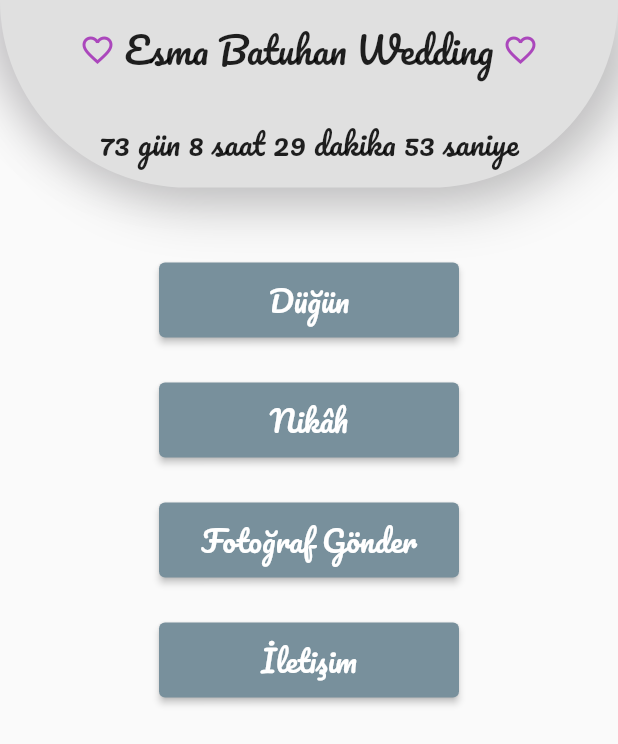
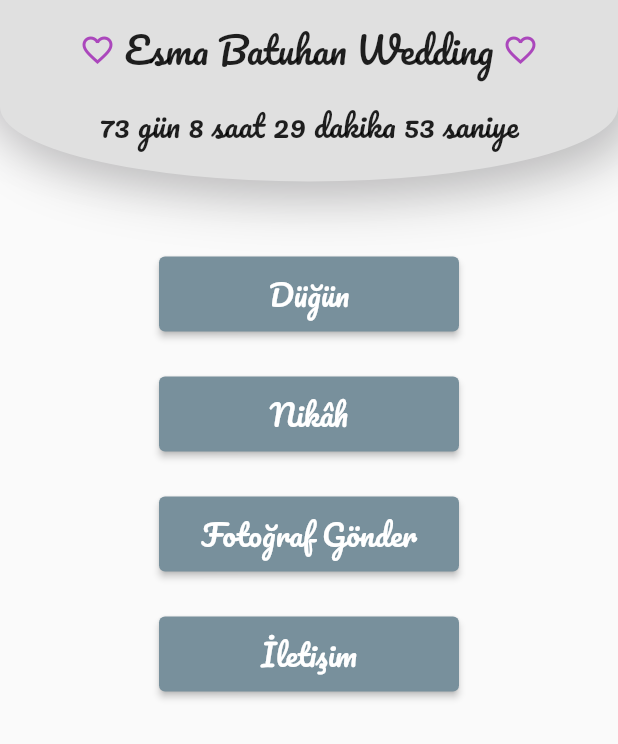
Before and after one commit to mordeve/esmabatu, a Flutter app: the screen it shows after launch, on a phone screen of 412 x 824 dp. Shown: the top 744 px of the screen. Run offline on Flutter 3.47's test engine with Material 2 defaults, Android fonts, the phone set to English and light mode, and no system bars; our stand-ins replace google_fonts.

Commit message:
update title

```diff
--- a/lib/widgets/custom_app_bar.dart
+++ b/lib/widgets/custom_app_bar.dart
@@ -12,9 +12,9 @@ class CustomAppBar extends StatelessWidget {
     return Container(
         decoration: BoxDecoration(
             color: Colors.grey[300],
-            borderRadius: const BorderRadius.only(
-              bottomLeft: Radius.circular(200),
-              bottomRight: Radius.circular(200),
+            borderRadius: BorderRadius.vertical(
+              bottom:
+                  Radius.elliptical(MediaQuery.of(context).size.width, 100.0),
             ),
             boxShadow: const [
               BoxShadow(
@@ -57,11 +57,11 @@ class CustomAppBar extends StatelessWidget {
               ),
             ),
             Container(
-              padding: const EdgeInsets.all(12.0),
+              padding: const EdgeInsets.only(bottom: 20.0, right: 16, left: 16),
               alignment: Alignment.center,
               child: Text(
                 timee,
-                style: GoogleFonts.pacifico(fontSize: 20),
+                style: GoogleFonts.pacifico(fontSize: 20.0),
               ),
             ),
           ],
```
Also changed, not shown: 10 other files.
